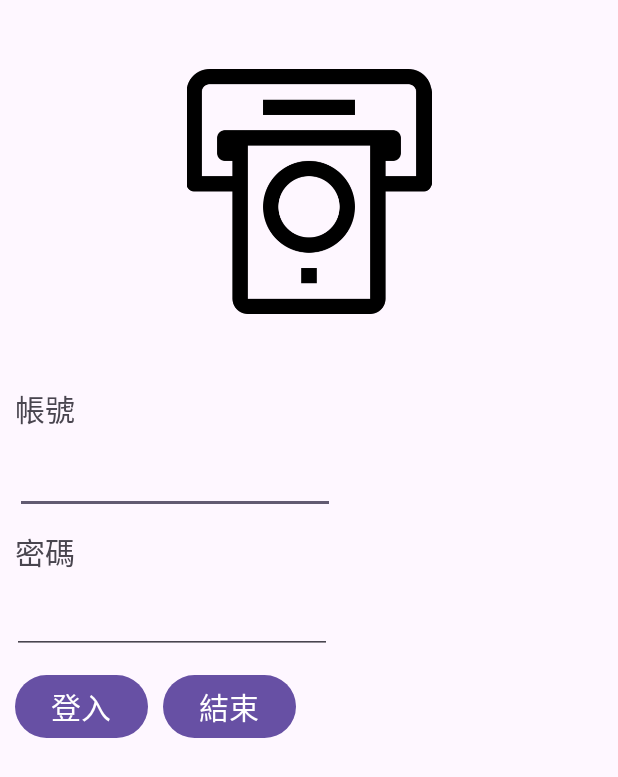
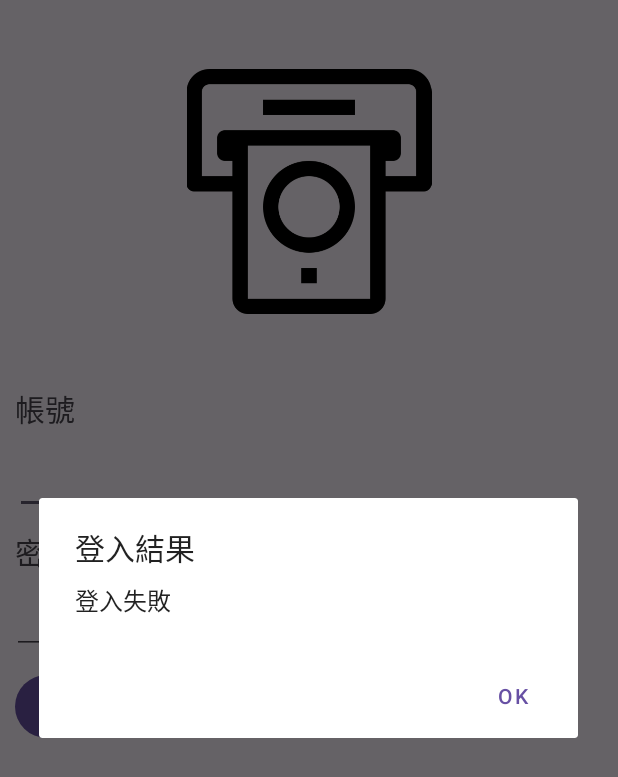
Before and after one commit to kentlee406/Atm6, an Android app: the screen it shows after launch (LoginActivity), after a tap on "登入", on a phone screen of 412 x 824 dp. Shown: the top 777 px of the screen. Run offline under Robolectric (Android 15) with nearby library versions, the phone set to English and light mode, and no system bars; our stand-ins replace Firebase (no records; nobody signed in at launch, a user with empty details on screens opened directly), navigation-ui; 2 statements that could not run were skipped.

Commit message:
Lesson 21-3rd commited.

```diff
--- a/app/build.gradle.kts
+++ b/app/build.gradle.kts
@@ -1,5 +1,6 @@
 plugins {
     alias(libs.plugins.android.application)
+    alias(libs.plugins.google.gms.google.services)
 }
 
 android {
@@ -42,6 +43,7 @@ dependencies {
     implementation(libs.navigation.fragment)
     implementation(libs.navigation.ui)
     implementation(libs.activity)
+    implementation(libs.firebase.database)
     testImplementation(libs.junit)
     androidTestImplementation(libs.ext.junit)
     androidTestImplementation(libs.espresso.core)
--- a/app/src/main/java/com/home/atm6/LoginActivity.java
+++ b/app/src/main/java/com/home/atm6/LoginActivity.java
@@ -1,14 +1,25 @@
 package com.home.atm6;
 
+import android.app.AlertDialog;
+import android.content.Context;
 import android.os.Bundle;
+import android.util.Log;
 import android.view.View;
 import android.widget.EditText;
 
 import androidx.activity.EdgeToEdge;
+import androidx.annotation.NonNull;
 import androidx.appcompat.app.AppCompatActivity;
 import androidx.core.graphics.Insets;
 import androidx.core.view.ViewCompat;
 import androidx.core.view.WindowInsetsCompat;
+
+import com.google.firebase.database.DataSnapshot;
+import com.google.firebase.database.DatabaseError;
+import com.google.firebase.database.FirebaseDatabase;
+import com.google.firebase.database.ValueEventListener;
+
+import java.util.Objects;
 
 public class LoginActivity extends AppCompatActivity {
 
@@ -28,10 +39,34 @@ public class LoginActivity extends AppCompatActivity {
     public void login(View view) {
         String userid=edUserid.getText().toString();
         String passwd=edPasswd.getText().toString();
-        if((userid.equals("kent"))&&(passwd.equals("1234"))){
-            setResult(RESULT_OK);
-            finish();
+        try{
+            FirebaseDatabase.getInstance().getReference("users").child(userid).child("password")
+                    .addListenerForSingleValueEvent(new ValueEventListener() {
+                        @Override
+                        public void onDataChange(@NonNull DataSnapshot snapshot) {
+                            String pw;
+                            pw = Objects.requireNonNull(Objects.requireNonNull(snapshot).getValue()).toString();
+                            if(pw.equals(passwd)){
+                                setResult(RESULT_OK);
+                                finish();
+                            }else{
+                                new AlertDialog.Builder(LoginActivity.this)
+                                        .setTitle("登入結果")
+                                        .setMessage("登入失敗")
+                                        .setPositiveButton("OK", null)
+                                        .show();
+                            }
+                        }
+
+                        @Override
+                        public void onCancelled(@NonNull DatabaseError error) {
+
+                        }
+                    });
+        }catch (Exception ex){
+            Log.e("FirebaseDatabase", ex.toString());
         }
+
     }
 
     public void quit(View view) {
--- a/build.gradle.kts
+++ b/build.gradle.kts
@@ -1,4 +1,5 @@
 // Top-level build file where you can add configuration options common to all sub-projects/modules.
 plugins {
     alias(libs.plugins.android.application) apply false
+    alias(libs.plugins.google.gms.google.services) apply false
 }
--- a/gradle/libs.versions.toml
+++ b/gradle/libs.versions.toml
@@ -9,6 +9,8 @@ constraintlayout = "2.2.1"
 navigationFragment = "2.8.9"
 navigationUi = "2.8.9"
 activity = "1.10.1"
+googleGmsGoogleServices = "4.4.2"
+firebaseDatabase = "21.0.0"
 
 [libraries]
 junit = { group = "junit", name = "junit", version.ref = "junit" }
@@ -20,6 +22,8 @@ constraintlayout = { group = "androidx.constraintlayout", name = "constraintlayo
 navigation-fragment = { group = "androidx.navigation", name = "navigation-fragment", version.ref = "navigationFragment" }
 navigation-ui = { group = "androidx.navigation", name = "navigation-ui", version.ref = "navigationUi" }
 activity = { group = "androidx.activity", name = "activity", version.ref = "activity" }
+firebase-database = { group = "com.google.firebase", name = "firebase-database", version.ref = "firebaseDatabase" }
 
 [plugins]
 android-application = { id = "com.android.application", version.ref = "agp" }
+google-gms-google-services = { id = "com.google.gms.google-services", version.ref = "googleGmsGoogleServices" }
```
